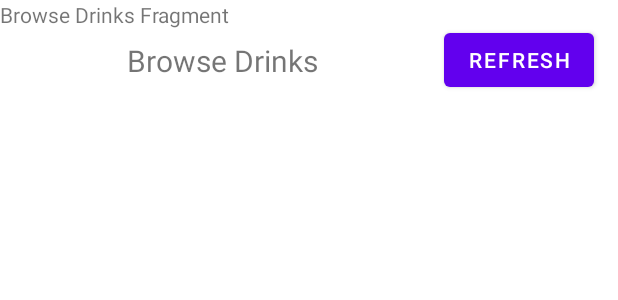
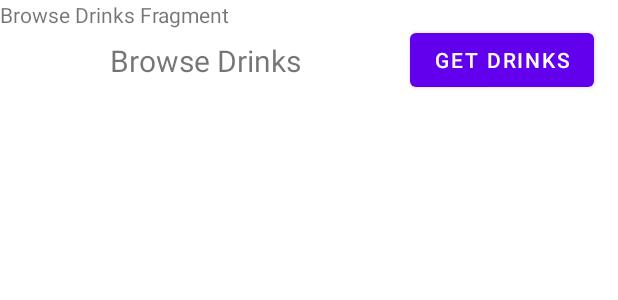
Before and after one commit to stoll2882/Pocket-Bartender, an Android app: the layout fragment_browse_drinks.xml on its own in the app's theme, with its tools: preview values and no code run, on a phone screen of 412 x 824 dp. Shown: the top 300 px of the screen. Run offline under Robolectric (Android 15) with nearby library versions, the phone set to English and light mode, and no system bars; network calls fail.

Commit message:
slight change

```diff
--- a/app/src/main/res/layout/fragment_browse_drinks.xml
+++ b/app/src/main/res/layout/fragment_browse_drinks.xml
@@ -20,7 +20,7 @@
         android:layout_marginTop="16dp"
         android:layout_marginEnd="16dp"
         android:layout_marginBottom="8dp"
-        android:text="Refresh"
+        android:text="Get Drinks"
         app:layout_constraintBottom_toTopOf="@+id/drinkList"
         app:layout_constraintEnd_toEndOf="parent"
         app:layout_constraintStart_toEndOf="@+id/browseTextView"
```
